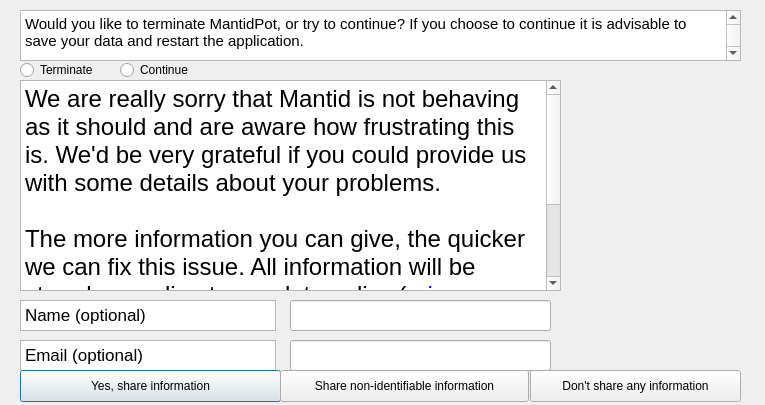
The window that scripts/ErrorReporter/errorreport.ui (mantidproject/mantid) describes before a commit, drawn with Qt 5.
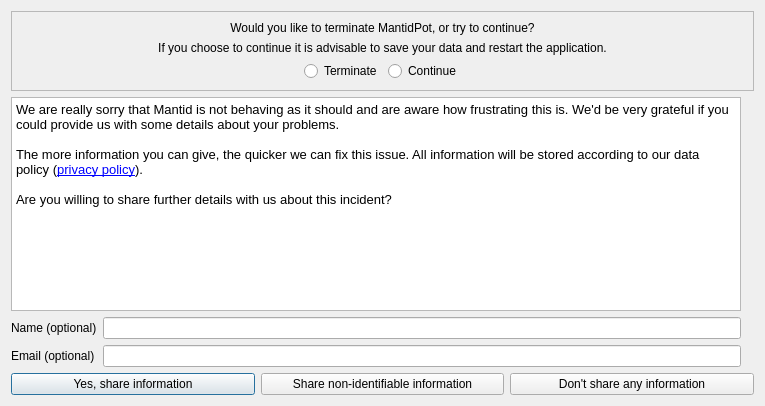
The same window after the commit. Icons and pictures are not drawn.

Commit message: Re #21709 Added layouts to dialog

Diff of the .ui file:
```diff
--- a/scripts/ErrorReporter/errorreport.ui
+++ b/scripts/ErrorReporter/errorreport.ui
@@ -7,186 +7,176 @@
     <x>0</x>
     <y>0</y>
     <width>765</width>
-    <height>405</height>
+    <height>406</height>
    </rect>
   </property>
   <property name="windowTitle">
    <string>Dialog</string>
   </property>
-  <widget class="QRadioButton" name="radioButtonExit">
-   <property name="geometry">
-    <rect>
-     <x>20</x>
-     <y>60</y>
-     <width>91</width>
-     <height>20</height>
-    </rect>
-   </property>
-   <property name="text">
-    <string>Terminate</string>
-   </property>
-  </widget>
-  <widget class="QRadioButton" name="radioButtonContinue">
-   <property name="geometry">
-    <rect>
-     <x>120</x>
-     <y>60</y>
-     <width>80</width>
-     <height>20</height>
-    </rect>
-   </property>
-   <property name="text">
-    <string>Continue</string>
-   </property>
-  </widget>
-  <widget class="QLabel" name="icon">
-   <property name="geometry">
-    <rect>
-     <x>560</x>
-     <y>64</y>
-     <width>200</width>
-     <height>254</height>
-    </rect>
-   </property>
-   <property name="text">
-    <string/>
-   </property>
-   <property name="pixmap">
-    <pixmap>crying_mantid.png</pixmap>
-   </property>
-  </widget>
-  <widget class="QTextBrowser" name="textEnterName">
-   <property name="geometry">
-    <rect>
-     <x>20</x>
-     <y>300</y>
-     <width>256</width>
-     <height>31</height>
-    </rect>
-   </property>
-   <property name="html">
-    <string>&lt;!DOCTYPE HTML PUBLIC &quot;-//W3C//DTD HTML 4.0//EN&quot; &quot;http://www.w3.org/TR/REC-html40/strict.dtd&quot;&gt;
+  <layout class="QVBoxLayout" name="verticalLayout_4">
+   <item>
+    <widget class="QFrame" name="frame">
+     <property name="frameShape">
+      <enum>QFrame::StyledPanel</enum>
+     </property>
+     <layout class="QVBoxLayout" name="verticalLayout_3">
+      <item>
+       <layout class="QVBoxLayout" name="verticalLayout_2">
+        <item>
+         <widget class="QLabel" name="label_3">
+          <property name="text">
+           <string>Would you like to terminate MantidPot, or try to continue?</string>
+          </property>
+          <property name="alignment">
+           <set>Qt::AlignCenter</set>
+          </property>
+         </widget>
+        </item>
+        <item>
+         <widget class="QLabel" name="label_4">
+          <property name="text">
+           <string>If you choose to continue it is advisable to save your data and restart the application.</string>
+          </property>
+          <property name="alignment">
+           <set>Qt::AlignCenter</set>
+          </property>
+         </widget>
+        </item>
+       </layout>
+      </item>
+      <item>
+       <layout class="QHBoxLayout" name="horizontalLayout_3">
+        <item>
+         <spacer name="horizontalSpacer">
+          <property name="orientation">
+           <enum>Qt::Horizontal</enum>
+          </property>
+          <property name="sizeHint" stdset="0">
+           <size>
+            <width>40</width>
+            <height>20</height>
+           </size>
+          </property>
+         </spacer>
+        </item>
+        <item>
+         <widget class="QRadioButton" name="radioButtonExit">
+          <property name="text">
+           <string>Terminate</string>
+          </property>
+         </widget>
+        </item>
+        <item>
+         <widget class="QRadioButton" name="radioButtonContinue">
+          <property name="text">
+           <string>Continue</string>
+          </property>
+         </widget>
+        </item>
+        <item>
+         <spacer name="horizontalSpacer_2">
+          <property name="orientation">
+           <enum>Qt::Horizontal</enum>
+          </property>
+          <property name="sizeHint" stdset="0">
+           <size>
+            <width>40</width>
+            <height>20</height>
+           </size>
+          </property>
+         </spacer>
+        </item>
+       </layout>
+      </item>
+     </layout>
+    </widget>
+   </item>
+   <item>
+    <layout class="QHBoxLayout" name="horizontalLayout_2">
+     <item>
+      <layout class="QVBoxLayout" name="verticalLayout">
+       <item>
+        <widget class="QTextBrowser" name="requestTextBrowser">
+         <property name="verticalScrollBarPolicy">
+          <enum>Qt::ScrollBarAlwaysOff</enum>
+         </property>
+         <property name="html">
+          <string>&lt;!DOCTYPE HTML PUBLIC &quot;-//W3C//DTD HTML 4.0//EN&quot; &quot;http://www.w3.org/TR/REC-html40/strict.dtd&quot;&gt;
 &lt;html&gt;&lt;head&gt;&lt;meta name=&quot;qrichtext&quot; content=&quot;1&quot; /&gt;&lt;style type=&quot;text/css&quot;&gt;
 p, li { white-space: pre-wrap; }
 &lt;/style&gt;&lt;/head&gt;&lt;body style=&quot; font-family:'Ubuntu'; font-size:11pt; font-weight:400; font-style:normal;&quot;&gt;
-&lt;p style=&quot; margin-top:0px; margin-bottom:0px; margin-left:0px; margin-right:0px; -qt-block-indent:0; text-indent:0px;&quot;&gt;&lt;span style=&quot; font-family:'.SF NS Text'; font-size:13pt;&quot;&gt;Name (optional)&lt;/span&gt;&lt;/p&gt;&lt;/body&gt;&lt;/html&gt;</string>
-   </property>
-  </widget>
-  <widget class="QTextBrowser" name="textEnterEmail">
-   <property name="geometry">
-    <rect>
-     <x>20</x>
-     <y>340</y>
-     <width>256</width>
-     <height>31</height>
-    </rect>
-   </property>
-   <property name="html">
-    <string>&lt;!DOCTYPE HTML PUBLIC &quot;-//W3C//DTD HTML 4.0//EN&quot; &quot;http://www.w3.org/TR/REC-html40/strict.dtd&quot;&gt;
-&lt;html&gt;&lt;head&gt;&lt;meta name=&quot;qrichtext&quot; content=&quot;1&quot; /&gt;&lt;style type=&quot;text/css&quot;&gt;
-p, li { white-space: pre-wrap; }
-&lt;/style&gt;&lt;/head&gt;&lt;body style=&quot; font-family:'Ubuntu'; font-size:11pt; font-weight:400; font-style:normal;&quot;&gt;
-&lt;p style=&quot; margin-top:0px; margin-bottom:0px; margin-left:0px; margin-right:0px; -qt-block-indent:0; text-indent:0px;&quot;&gt;&lt;span style=&quot; font-family:'.SF NS Text'; font-size:13pt;&quot;&gt;Email (optional)&lt;/span&gt;&lt;/p&gt;&lt;/body&gt;&lt;/html&gt;</string>
-   </property>
-  </widget>
-  <widget class="QPushButton" name="fullShareButton">
-   <property name="geometry">
-    <rect>
-     <x>20</x>
-     <y>370</y>
-     <width>261</width>
-     <height>32</height>
-    </rect>
-   </property>
-   <property name="text">
-    <string>Yes, share information</string>
-   </property>
-  </widget>
-  <widget class="QPushButton" name="nonIDShareButton">
-   <property name="geometry">
-    <rect>
-     <x>280</x>
-     <y>370</y>
-     <width>249</width>
-     <height>32</height>
-    </rect>
-   </property>
-   <property name="text">
-    <string>Share non-identifiable information</string>
-   </property>
-  </widget>
-  <widget class="QPushButton" name="noShareButton">
-   <property name="geometry">
-    <rect>
-     <x>530</x>
-     <y>370</y>
-     <width>211</width>
-     <height>32</height>
-    </rect>
-   </property>
-   <property name="text">
-    <string>Don't share any information</string>
-   </property>
-  </widget>
-  <widget class="QTextBrowser" name="requestTextBrowser">
-   <property name="geometry">
-    <rect>
-     <x>20</x>
-     <y>80</y>
-     <width>541</width>
-     <height>211</height>
-    </rect>
-   </property>
-   <property name="html">
-    <string>&lt;!DOCTYPE HTML PUBLIC &quot;-//W3C//DTD HTML 4.0//EN&quot; &quot;http://www.w3.org/TR/REC-html40/strict.dtd&quot;&gt;
-&lt;html&gt;&lt;head&gt;&lt;meta name=&quot;qrichtext&quot; content=&quot;1&quot; /&gt;&lt;style type=&quot;text/css&quot;&gt;
-p, li { white-space: pre-wrap; }
-&lt;/style&gt;&lt;/head&gt;&lt;body style=&quot; font-family:'Ubuntu'; font-size:11pt; font-weight:400; font-style:normal;&quot;&gt;
-&lt;p style=&quot; margin-top:0px; margin-bottom:0px; margin-left:0px; margin-right:0px; -qt-block-indent:0; text-indent:0px;&quot;&gt;&lt;span style=&quot; font-family:'.SF NS Text'; font-size:18pt; color:#000000;&quot;&gt;We are really sorry that Mantid is not behaving as it should and are aware how frustrating this is. We'd be very grateful if you could provide us with some details about your problems. &lt;/span&gt;&lt;/p&gt;
-&lt;p style=&quot;-qt-paragraph-type:empty; margin-top:0px; margin-bottom:0px; margin-left:0px; margin-right:0px; -qt-block-indent:0; text-indent:0px; font-family:'.SF NS Text'; font-size:18pt; color:#000000;&quot;&gt;&lt;br /&gt;&lt;/p&gt;
-&lt;p style=&quot; margin-top:0px; margin-bottom:0px; margin-left:0px; margin-right:0px; -qt-block-indent:0; text-indent:0px;&quot;&gt;&lt;span style=&quot; font-family:'.SF NS Text'; font-size:18pt; color:#000000;&quot;&gt;The more information you can give, the quicker we can fix this issue. All information will be stored according to our data policy (&lt;/span&gt;&lt;a href=&quot;https://www.mantidproject.org/MantidProject:Privacy_policy&quot;&gt;&lt;span style=&quot; font-family:'.SF NS Text'; font-size:18pt; text-decoration: underline; color:#0000ff;&quot;&gt;privacy policy&lt;/span&gt;&lt;/a&gt;&lt;span style=&quot; font-family:'.SF NS Text'; font-size:18pt; color:#000000;&quot;&gt;).&lt;/span&gt;&lt;/p&gt;
-&lt;p style=&quot;-qt-paragraph-type:empty; margin-top:0px; margin-bottom:0px; margin-left:0px; margin-right:0px; -qt-block-indent:0; text-indent:0px; font-family:'.SF NS Text'; font-size:18pt; color:#000000;&quot;&gt;&lt;br /&gt;&lt;/p&gt;
-&lt;p style=&quot; margin-top:0px; margin-bottom:0px; margin-left:0px; margin-right:0px; -qt-block-indent:0; text-indent:0px;&quot;&gt;&lt;span style=&quot; font-family:'.SF NS Text'; font-size:18pt; color:#000000;&quot;&gt;Are you willing to share further details with us about this incident?&lt;/span&gt;&lt;/p&gt;&lt;/body&gt;&lt;/html&gt;</string>
-   </property>
-  </widget>
-  <widget class="QTextBrowser" name="announceTextBrowser">
-   <property name="geometry">
-    <rect>
-     <x>20</x>
-     <y>10</y>
-     <width>721</width>
-     <height>51</height>
-    </rect>
-   </property>
-   <property name="html">
-    <string>&lt;!DOCTYPE HTML PUBLIC &quot;-//W3C//DTD HTML 4.0//EN&quot; &quot;http://www.w3.org/TR/REC-html40/strict.dtd&quot;&gt;
-&lt;html&gt;&lt;head&gt;&lt;meta name=&quot;qrichtext&quot; content=&quot;1&quot; /&gt;&lt;style type=&quot;text/css&quot;&gt;
-p, li { white-space: pre-wrap; }
-&lt;/style&gt;&lt;/head&gt;&lt;body style=&quot; font-family:'Ubuntu'; font-size:11pt; font-weight:400; font-style:normal;&quot;&gt;
-&lt;p style=&quot; margin-top:0px; margin-bottom:0px; margin-left:0px; margin-right:0px; -qt-block-indent:0; text-indent:0px;&quot;&gt;&lt;span style=&quot; font-family:'.SF NS Text';&quot;&gt;Would you like to terminate MantidPot, or try to continue? If you choose to continue it is advisable to save your data and restart the application.&lt;/span&gt;&lt;/p&gt;
-&lt;p style=&quot;-qt-paragraph-type:empty; margin-top:0px; margin-bottom:0px; margin-left:0px; margin-right:0px; -qt-block-indent:0; text-indent:0px; font-family:'SFMono-Regular,Consolas,Liberation Mono,Menlo,Courier,monospace'; color:#032f62;&quot;&gt;&lt;br /&gt;&lt;/p&gt;&lt;/body&gt;&lt;/html&gt;</string>
-   </property>
-  </widget>
-  <widget class="QLineEdit" name="input_name_line_edit">
-   <property name="geometry">
-    <rect>
-     <x>290</x>
-     <y>300</y>
-     <width>261</width>
-     <height>31</height>
-    </rect>
-   </property>
-  </widget>
-  <widget class="QLineEdit" name="input_email_line_edit">
-   <property name="geometry">
-    <rect>
-     <x>290</x>
-     <y>340</y>
-     <width>261</width>
-     <height>31</height>
-    </rect>
-   </property>
-  </widget>
+&lt;p style=&quot; margin-top:0px; margin-bottom:0px; margin-left:0px; margin-right:0px; -qt-block-indent:0; text-indent:0px;&quot;&gt;&lt;span style=&quot; font-family:'.SF NS Text'; font-size:10pt; color:#000000;&quot;&gt;We are really sorry that Mantid is not behaving as it should and are aware how frustrating this is. We'd be very grateful if you could provide us with some details about your problems. &lt;/span&gt;&lt;/p&gt;
+&lt;p style=&quot;-qt-paragraph-type:empty; margin-top:0px; margin-bottom:0px; margin-left:0px; margin-right:0px; -qt-block-indent:0; text-indent:0px; font-family:'.SF NS Text'; font-size:10pt; color:#000000;&quot;&gt;&lt;br /&gt;&lt;/p&gt;
+&lt;p style=&quot; margin-top:0px; margin-bottom:0px; margin-left:0px; margin-right:0px; -qt-block-indent:0; text-indent:0px;&quot;&gt;&lt;span style=&quot; font-family:'.SF NS Text'; font-size:10pt; color:#000000;&quot;&gt;The more information you can give, the quicker we can fix this issue. All information will be stored according to our data policy (&lt;/span&gt;&lt;a href=&quot;https://www.mantidproject.org/MantidProject:Privacy_policy&quot;&gt;&lt;span style=&quot; font-family:'.SF NS Text'; font-size:10pt; text-decoration: underline; color:#0000ff;&quot;&gt;privacy policy&lt;/span&gt;&lt;/a&gt;&lt;span style=&quot; font-family:'.SF NS Text'; font-size:10pt; color:#000000;&quot;&gt;).&lt;/span&gt;&lt;/p&gt;
+&lt;p style=&quot;-qt-paragraph-type:empty; margin-top:0px; margin-bottom:0px; margin-left:0px; margin-right:0px; -qt-block-indent:0; text-indent:0px; font-family:'.SF NS Text'; font-size:10pt; color:#000000;&quot;&gt;&lt;br /&gt;&lt;/p&gt;
+&lt;p style=&quot; margin-top:0px; margin-bottom:0px; margin-left:0px; margin-right:0px; -qt-block-indent:0; text-indent:0px;&quot;&gt;&lt;span style=&quot; font-family:'.SF NS Text'; font-size:10pt; color:#000000;&quot;&gt;Are you willing to share further details with us about this incident?&lt;/span&gt;&lt;/p&gt;&lt;/body&gt;&lt;/html&gt;</string>
+         </property>
+        </widget>
+       </item>
+       <item>
+        <layout class="QGridLayout" name="gridLayout">
+         <item row="0" column="1">
+          <widget class="QLineEdit" name="input_name_line_edit"/>
+         </item>
+         <item row="1" column="0">
+          <widget class="QLabel" name="label_2">
+           <property name="text">
+            <string>Email (optional)</string>
+           </property>
+          </widget>
+         </item>
+         <item row="1" column="1">
+          <widget class="QLineEdit" name="input_email_line_edit"/>
+         </item>
+         <item row="0" column="0">
+          <widget class="QLabel" name="label">
+           <property name="text">
+            <string>Name (optional)</string>
+           </property>
+          </widget>
+         </item>
+        </layout>
+       </item>
+      </layout>
+     </item>
+     <item>
+      <widget class="QLabel" name="icon">
+       <property name="text">
+        <string/>
+       </property>
+       <property name="pixmap">
+        <pixmap>../../images/crying_mantid.png</pixmap>
+       </property>
+      </widget>
+     </item>
+    </layout>
+   </item>
+   <item>
+    <layout class="QHBoxLayout" name="horizontalLayout">
+     <item>
+      <widget class="QPushButton" name="fullShareButton">
+       <property name="text">
+        <string>Yes, share information</string>
+       </property>
+      </widget>
+     </item>
+     <item>
+      <widget class="QPushButton" name="nonIDShareButton">
+       <property name="text">
+        <string>Share non-identifiable information</string>
+       </property>
+      </widget>
+     </item>
+     <item>
+      <widget class="QPushButton" name="noShareButton">
+       <property name="text">
+        <string>Don't share any information</string>
+       </property>
+      </widget>
+     </item>
+    </layout>
+   </item>
+  </layout>
  </widget>
  <resources/>
  <connections/>
```
The commit also changes 5 other files.
